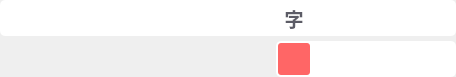
The window that OneGrab/src/BtnBar.ui (whdicu/OneGrab) describes before a commit, drawn with Qt 5.
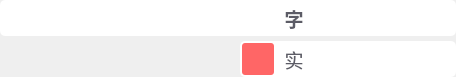
The same window after the commit. Icons and pictures are not drawn.

The edit to the form file:
```diff
--- a/OneGrab/src/BtnBar.ui
+++ b/OneGrab/src/BtnBar.ui
@@ -598,6 +598,37 @@
          </property>
         </widget>
        </item>
+       <item>
+        <widget class="QPushButton" name="btn_line0">
+         <property name="sizePolicy">
+          <sizepolicy hsizetype="Minimum" vsizetype="Expanding">
+           <horstretch>0</horstretch>
+           <verstretch>0</verstretch>
+          </sizepolicy>
+         </property>
+         <property name="minimumSize">
+          <size>
+           <width>32</width>
+           <height>0</height>
+          </size>
+         </property>
+         <property name="maximumSize">
+          <size>
+           <width>32</width>
+           <height>16777215</height>
+          </size>
+         </property>
+         <property name="font">
+          <font>
+           <family>黑体</family>
+           <pointsize>14</pointsize>
+          </font>
+         </property>
+         <property name="text">
+          <string>实</string>
+         </property>
+        </widget>
+       </item>
        <item>
         <widget class="QPushButton" name="btn_line1">
          <property name="sizePolicy">
```
